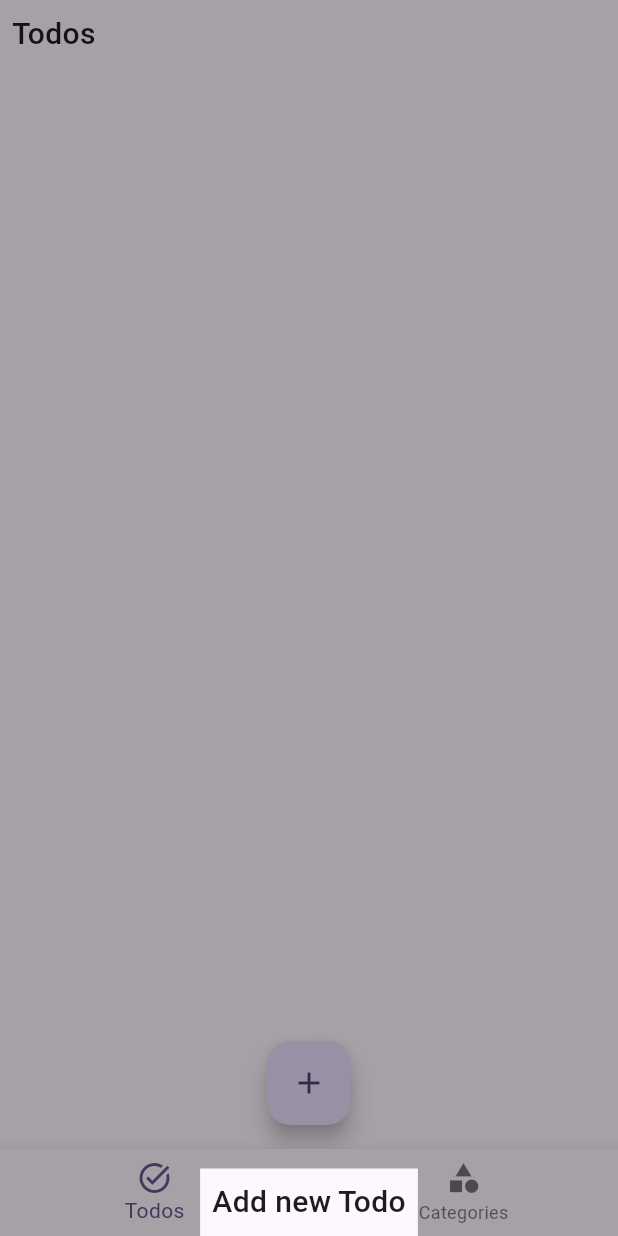
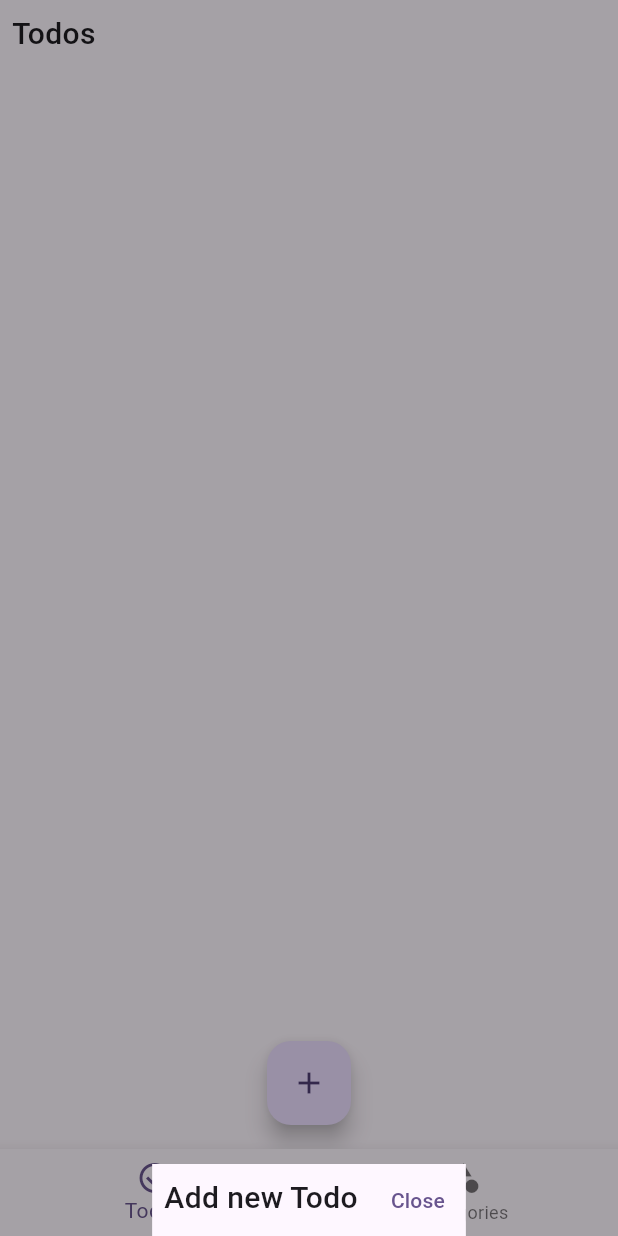
Before and after one commit to Raboro/todo-app-testing, a Flutter app: the screen it shows after launch, after a tap on the "add" icon, on a phone screen of 412 x 824 dp. Run offline on Flutter 3.47's test engine with Material 3 defaults, Android fonts, the phone set to English and light mode, and no system bars; our stand-ins replace modal_bottom_sheet.

Commit message:
feat(Todos): :sparkles: added closing button to modal

```diff
--- a/todo-flutter/lib/tabs/todos_tab.dart
+++ b/todo-flutter/lib/tabs/todos_tab.dart
@@ -15,9 +15,14 @@ class TodosTab extends StatelessWidget {
           showMaterialModalBottomSheet(
               context: context,
               builder: (context) {
-                return const Wrap(
+                return Wrap(
                   children: [
-                    Heading(text: 'Add new Todo'),
+                    const Heading(text: 'Add new Todo'),
+                    TextButton(
+                        onPressed: () {
+                          Navigator.pop(context);
+                        },
+                        child: const Text('Close'))
                   ],
                 );
               });
```
